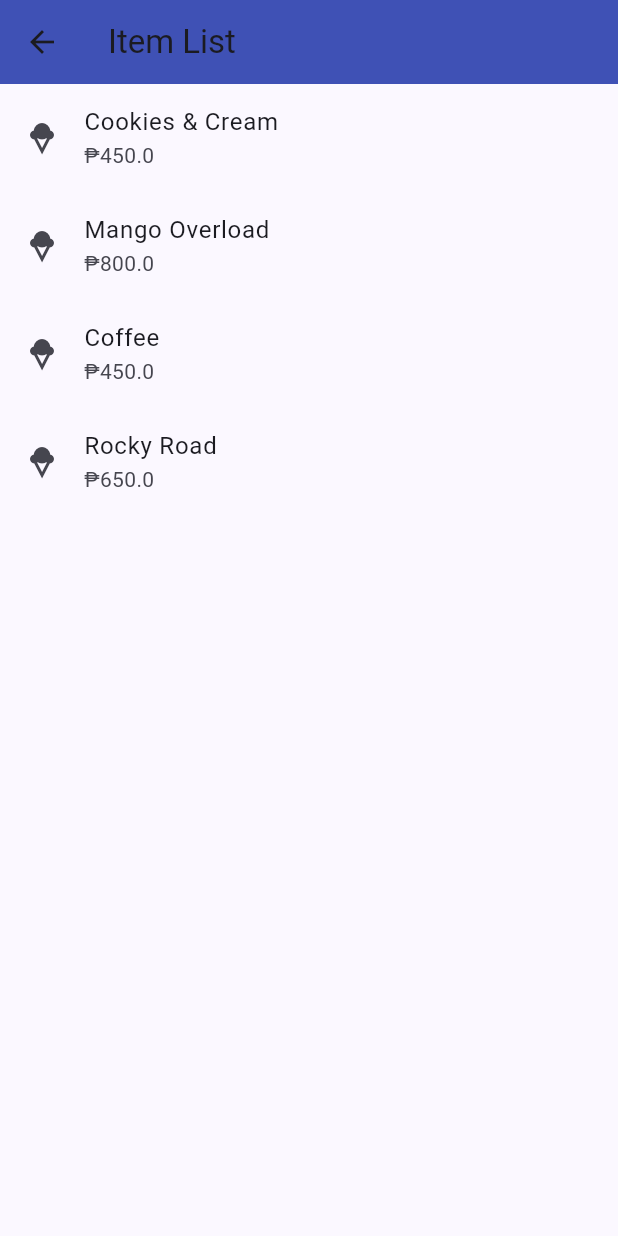
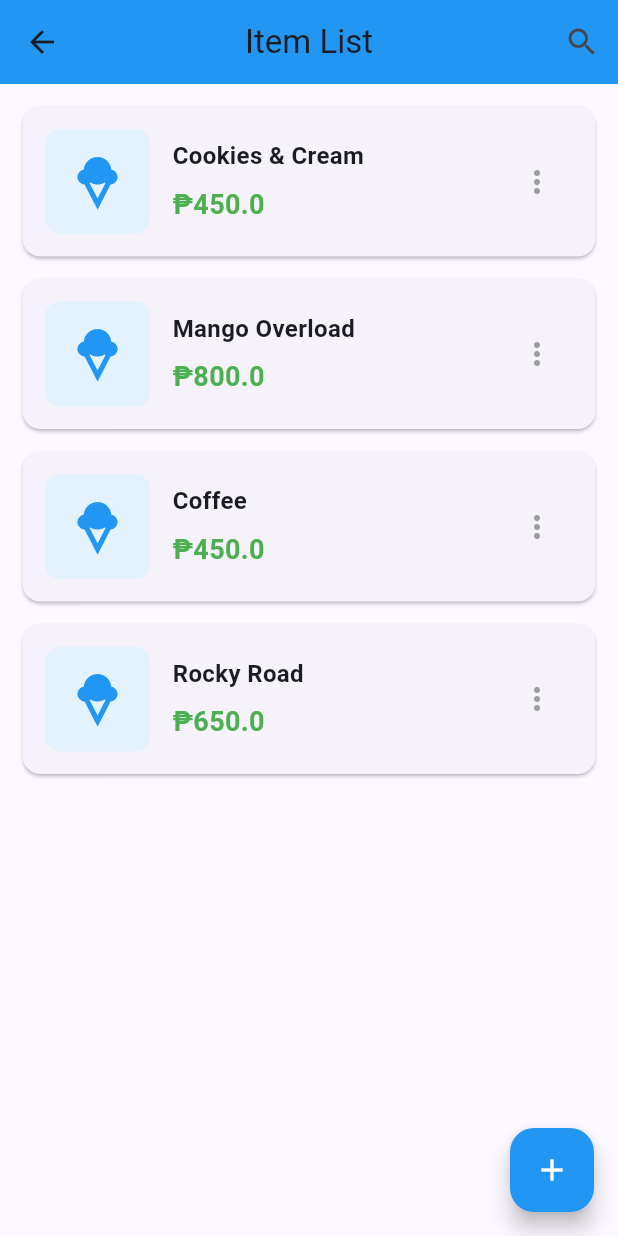
Before and after one commit to tropicalhutlover/Ice-Ice-Baby_RetailHub, a Flutter app: the ItemListScreen screen opened directly, on a phone screen of 412 x 824 dp. Run offline on Flutter 3.47's test engine with Material 3 defaults, Android fonts, the phone set to English and light mode, and no system bars; our stand-ins replace sqflite; accounts and stored records are empty; network calls fail.

Commit message:
update item list

```diff
--- a/lib/item_list.dart
+++ b/lib/item_list.dart
@@ -20,7 +20,6 @@ class _ItemListScreenState extends State<ItemListScreen> {
   void loadItems() async {
     final db = DBHelper();
 
-    // optional: add default items first time
     if ((await db.getItems()).isEmpty) {
       await db.insertItem("Cookies & Cream", 450);
       await db.insertItem("Mango Overload", 800);
@@ -36,18 +35,125 @@ class _ItemListScreenState extends State<ItemListScreen> {
   Widget build(BuildContext context) {
     return Scaffold(
       appBar: AppBar(
-        title: const Text("Item List"),
-        backgroundColor: Colors.indigo,
+        title: const Text('Item List'),
+        backgroundColor: Colors.blue,
+        centerTitle: true,
+        actions: [
+          IconButton(
+            icon: const Icon(Icons.search),
+            onPressed: () {
+              ScaffoldMessenger.of(context).showSnackBar(
+                const SnackBar(
+                  content: Text('Search functionality coming soon'),
+                ),
+              );
+            },
+          ),
+        ],
       ),
       body: ListView.builder(
+        padding: const EdgeInsets.all(15),
         itemCount: items.length,
-        itemBuilder: (_, i) {
-          return ListTile(
-            leading: const Icon(Icons.icecream),
-            title: Text(items[i]['name']),
-            subtitle: Text("₱${items[i]['price']}"),
+        itemBuilder: (context, index) {
+          return _itemCard(items[index]);
+        },
+      ),
+      floatingActionButton: FloatingActionButton(
+        onPressed: () {
+          ScaffoldMessenger.of(context).showSnackBar(
+            const SnackBar(
+              content: Text('Add Item functionality coming soon'),
+            ),
           );
         },
+        backgroundColor: Colors.blue,
+        child: const Icon(Icons.add, color: Colors.white),
+      ),
+    );
+  }
+
+  Widget _itemCard(Map item) {
+    return Card(
+      margin: const EdgeInsets.only(bottom: 15),
+      child: Padding(
+        padding: const EdgeInsets.all(15),
+        child: Row(
+          children: [
+            // Ice cream icon container
+            Container(
+              width: 70,
+              height: 70,
+              decoration: BoxDecoration(
+                color: Colors.blue[50],
+                borderRadius: BorderRadius.circular(10),
+              ),
+              child: const Icon(
+                Icons.icecream,
+                size: 40,
+                color: Colors.blue,
+              ),
+            ),
+
+            const SizedBox(width: 15),
+
+            // Item details
+            Expanded(
+              child: Column(
+                crossAxisAlignment: CrossAxisAlignment.start,
+                children: [
+                  Text(
+                    item['name'],
+                    style: const TextStyle(
+                      fontWeight: FontWeight.bold,
+                      fontSize: 16,
+                    ),
+                  ),
+                  const SizedBox(height: 8),
+                  Text(
+                    '₱${item['price']}',
+                    style: const TextStyle(
+                      fontSize: 18,
+                      fontWeight: FontWeight.bold,
+                      color: Colors.green,
+                    ),
+                  ),
+                ],
+              ),
+            ),
+
+            // More options menu
+            PopupMenuButton<String>(
+              icon: const Icon(Icons.more_vert, color: Colors.grey),
+              onSelected: (value) {
+                if (value == 'edit') {
+                  ScaffoldMessenger.of(context).showSnackBar(
+                    SnackBar(
+                      content: Text('Edit ${item['name']}'),
+                    ),
+                  );
+                } else if (value == 'delete') {
+                  ScaffoldMessenger.of(context).showSnackBar(
+                    SnackBar(
+                      content: Text('Delete ${item['name']}'),
+                    ),
+                  );
+                }
+              },
+              itemBuilder: (BuildContext context) {
+                return const [
+                  PopupMenuItem<String>(
+                    value: 'edit',
+                    child: Text('Edit'),
+                  ),
+                  PopupMenuItem<String>(
+                    value: 'delete',
+                    child: Text('Delete'),
+                  ),
+                ];
+              },
+            ),
+          ],
+        ),
       ),
     );
   }
```
